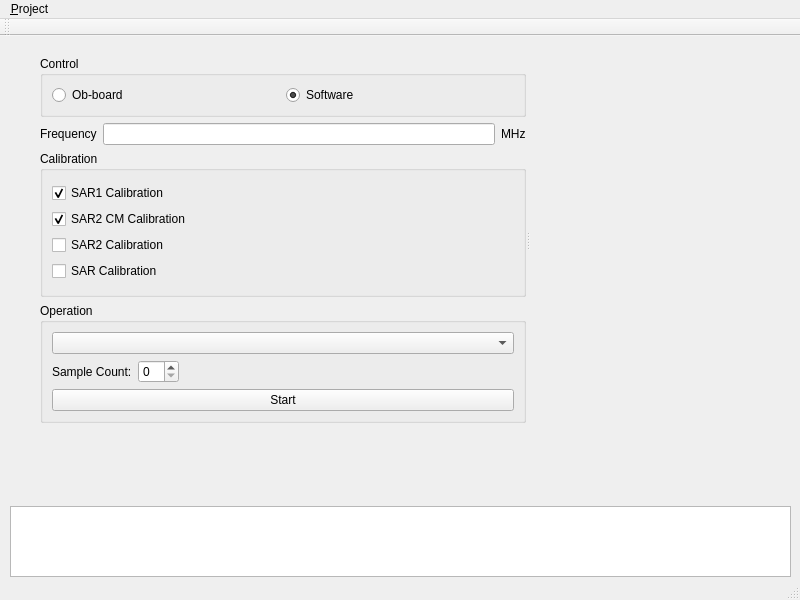
eecrafts/gui, file python/resources/GULayout.ui: the form before one commit.
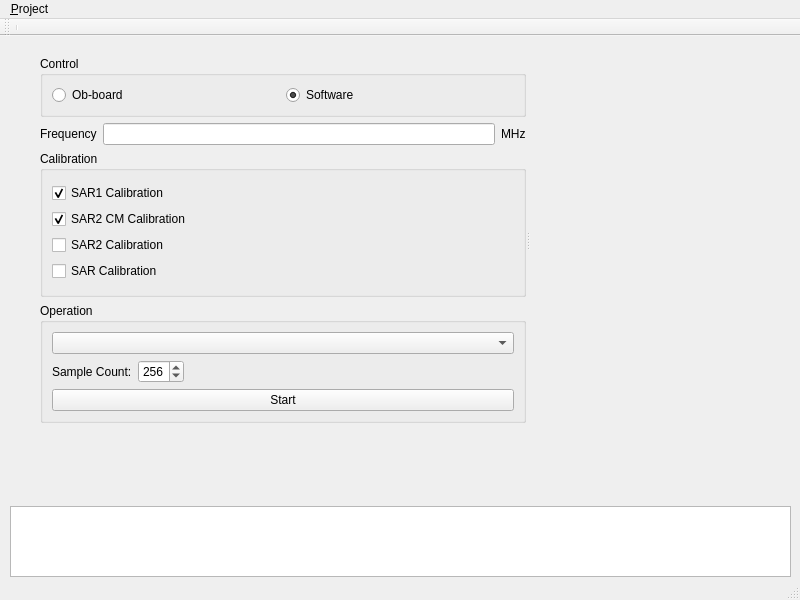
The form after the commit.

Commit message: fixed the DLL loading issue with installation path

What changed in the file:
```diff
--- a/python/resources/GULayout.ui
+++ b/python/resources/GULayout.ui
@@ -200,6 +200,15 @@
                    <verstretch>0</verstretch>
                   </sizepolicy>
                  </property>
+                 <property name="maximum">
+                  <number>511</number>
+                 </property>
+                 <property name="singleStep">
+                  <number>1</number>
+                 </property>
+                 <property name="value">
+                  <number>256</number>
+                 </property>
                 </widget>
                </item>
                <item>
@@ -272,6 +281,7 @@
    <attribute name="toolBarBreak">
     <bool>false</bool>
    </attribute>
+   <addaction name="separator"/>
   </widget>
   <action name="actionOpen_Project">
    <property name="text">
```
Left out of the diff: 1 changed line with no effect on the pictures. The commit also changes 1 other file.
